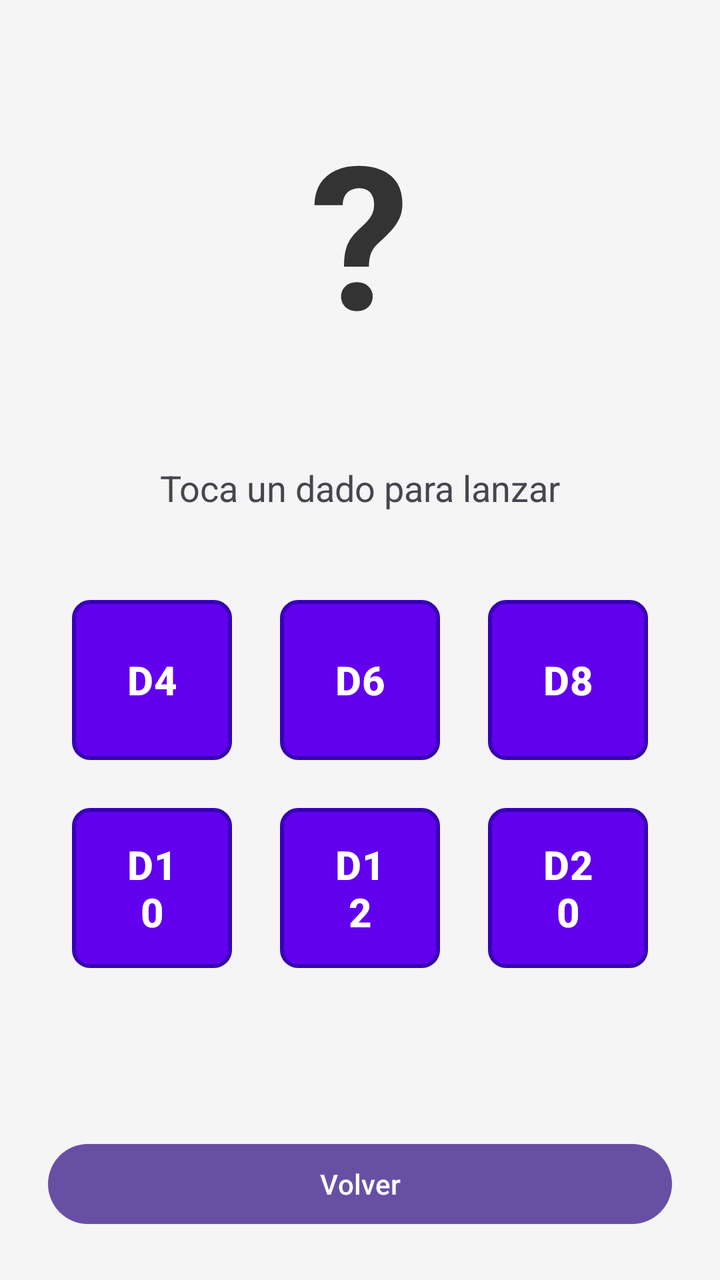
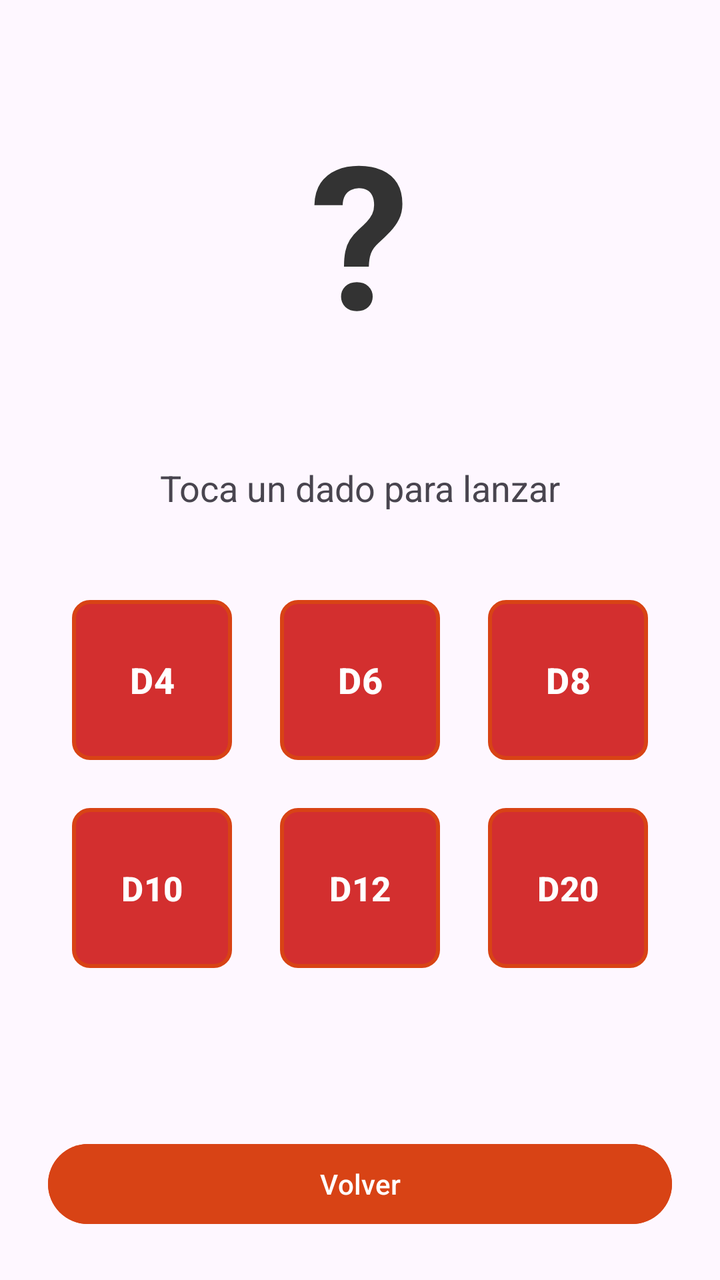

Two renders of the same Android screen: before a commit and after it. Below are the layout's source before the change and the commit's diff.
<!-- AndroidManifest.xml: application theme Theme.QuestApp -->
<!-- res/layout/activity_dados.xml -->
<?xml version="1.0" encoding="utf-8"?>
<androidx.constraintlayout.widget.ConstraintLayout
    xmlns:android="http://schemas.android.com/apk/res/android"
    xmlns:app="http://schemas.android.com/apk/res-auto"
    android:layout_width="match_parent"
    android:layout_height="match_parent"
    android:background="#F5F5F5">

    
    <TextView
        android:id="@+id/tvResultadoDado"
        android:layout_width="wrap_content"
        android:layout_height="wrap_content"
        android:text="?"
        android:textColor="#333333"
        android:textSize="100sp"
        android:textStyle="bold"
        app:layout_constraintBottom_toTopOf="@+id/tvTipoDado"
        app:layout_constraintEnd_toEndOf="parent"
        app:layout_constraintStart_toStartOf="parent"
        app:layout_constraintTop_toTopOf="parent" />

    <TextView
        android:id="@+id/tvTipoDado"
        android:layout_width="wrap_content"
        android:layout_height="wrap_content"
        android:layout_marginBottom="32dp"
        android:text="Toca un dado para lanzar"
        android:textSize="18sp"
        app:layout_constraintBottom_toTopOf="@+id/gridLayout"
        app:layout_constraintEnd_toEndOf="parent"
        app:layout_constraintStart_toStartOf="parent" />

    
    <GridLayout
        android:id="@+id/gridLayout"
        android:layout_width="wrap_content"
        android:layout_height="wrap_content"
        android:columnCount="3"
        android:rowCount="2"
        app:layout_constraintBottom_toTopOf="@+id/btnVolverDados"
        app:layout_constraintEnd_toEndOf="parent"
        app:layout_constraintStart_toStartOf="parent"
        app:layout_constraintTop_toTopOf="parent"
        app:layout_constraintVertical_bias="0.8">

        
        <Button
            android:id="@+id/btnD4"
            android:layout_width="80dp"
            android:layout_height="80dp"
            android:layout_margin="12dp"
            android:background="@drawable/fondo_dado"
            android:text="D4"
            android:textColor="#FFFFFF"
            android:textSize="20sp"
            android:textStyle="bold"
            app:backgroundTint="@null" />

        
        <Button
            android:id="@+id/btnD6"
            android:layout_width="80dp"
            android:layout_height="80dp"
            android:layout_margin="12dp"
            android:background="@drawable/fondo_dado"
            android:text="D6"
            android:textColor="#FFFFFF"
            android:textSize="20sp"
            android:textStyle="bold"
            app:backgroundTint="@null" />

        
        <Button
            android:id="@+id/btnD8"
            android:layout_width="80dp"
            android:layout_height="80dp"
            android:layout_margin="12dp"
            android:background="@drawable/fondo_dado"
            android:text="D8"
            android:textColor="#FFFFFF"
            android:textSize="20sp"
            android:textStyle="bold"
            app:backgroundTint="@null" />

        
        <Button
            android:id="@+id/btnD10"
            android:layout_width="80dp"
            android:layout_height="80dp"
            android:layout_margin="12dp"
            android:background="@drawable/fondo_dado"
            android:text="D10"
            android:textColor="#FFFFFF"
            android:textSize="20sp"
            android:textStyle="bold"
            app:backgroundTint="@null" />

        
        <Button
            android:id="@+id/btnD12"
            android:layout_width="80dp"
            android:layout_height="80dp"
            android:layout_margin="12dp"
            android:background="@drawable/fondo_dado"
            android:text="D12"
            android:textColor="#FFFFFF"
            android:textSize="20sp"
            android:textStyle="bold"
            app:backgroundTint="@null" />

        
        <Button
            android:id="@+id/btnD20"
            android:layout_width="80dp"
            android:layout_height="80dp"
            android:layout_margin="12dp"
            android:background="@drawable/fondo_dado"
            android:text="D20"
            android:textColor="#FFFFFF"
            android:textSize="20sp"
            android:textStyle="bold"
            app:backgroundTint="@null" />

    </GridLayout>

    <Button
        android:id="@+id/btnVolverDados"
        android:layout_width="0dp"
        android:layout_height="wrap_content"
        android:layout_margin="24dp"
        android:text="Volver"
        app:layout_constraintBottom_toBottomOf="parent"
        app:layout_constraintEnd_toEndOf="parent"
        app:layout_constraintStart_toStartOf="parent" />

</androidx.constraintlayout.widget.ConstraintLayout>
<!-- resources referenced by this layout -->
<resources>
  <!-- drawable fondo_dado (drawable) -->
  <?xml version="1.0" encoding="utf-8"?>
  <shape xmlns:android="http://schemas.android.com/apk/res/android"
      android:shape="rectangle"> 
  
      <solid android:color="#6200EE"/> 
  
      <stroke
          android:width="2dp"
          android:color="#3700B3"/> 
  
      
      <corners android:radius="8dp" />
  
      <size android:width="80dp" android:height="80dp"/>
  </shape>
  <style name="Theme.QuestApp" parent="Theme.Material3.DayNight.NoActionBar">
      </style>
</resources>

<!-- the commit's change to res/layout/activity_dados.xml (unified diff, before → after) -->
@@ -4,9 +4,9 @@
     xmlns:app="http://schemas.android.com/apk/res-auto"
     android:layout_width="match_parent"
     android:layout_height="match_parent"
-    android:background="#F5F5F5">
+   >
 
-    
+
     <TextView
         android:id="@+id/tvResultadoDado"
         android:layout_width="wrap_content"
@@ -31,7 +31,7 @@
         app:layout_constraintEnd_toEndOf="parent"
         app:layout_constraintStart_toStartOf="parent" />
 
-    
+
     <GridLayout
         android:id="@+id/gridLayout"
         android:layout_width="wrap_content"
@@ -44,7 +44,7 @@
         app:layout_constraintTop_toTopOf="parent"
         app:layout_constraintVertical_bias="0.8">
 
-        
+
         <Button
             android:id="@+id/btnD4"
             android:layout_width="80dp"
@@ -53,11 +53,11 @@
             android:background="@drawable/fondo_dado"
             android:text="D4"
             android:textColor="#FFFFFF"
-            android:textSize="20sp"
+            android:textSize="18sp"
             android:textStyle="bold"
             app:backgroundTint="@null" />
 
-        
+
         <Button
             android:id="@+id/btnD6"
             android:layout_width="80dp"
@@ -66,11 +66,11 @@
             android:background="@drawable/fondo_dado"
             android:text="D6"
             android:textColor="#FFFFFF"
-            android:textSize="20sp"
+            android:textSize="18sp"
             android:textStyle="bold"
             app:backgroundTint="@null" />
 
-        
+
         <Button
             android:id="@+id/btnD8"
             android:layout_width="80dp"
@@ -79,11 +79,11 @@
             android:background="@drawable/fondo_dado"
             android:text="D8"
             android:textColor="#FFFFFF"
-            android:textSize="20sp"
+            android:textSize="18sp"
             android:textStyle="bold"
             app:backgroundTint="@null" />
 
-        
+
         <Button
             android:id="@+id/btnD10"
             android:layout_width="80dp"
@@ -92,11 +92,11 @@
             android:background="@drawable/fondo_dado"
             android:text="D10"
             android:textColor="#FFFFFF"
-            android:textSize="20sp"
+            android:textSize="17sp"
             android:textStyle="bold"
             app:backgroundTint="@null" />
 
-        
+
         <Button
             android:id="@+id/btnD12"
             android:layout_width="80dp"
@@ -105,11 +105,11 @@
             android:background="@drawable/fondo_dado"
             android:text="D12"
             android:textColor="#FFFFFF"
-            android:textSize="20sp"
+            android:textSize="17sp"
             android:textStyle="bold"
             app:backgroundTint="@null" />
 
-        
+
         <Button
             android:id="@+id/btnD20"
             android:layout_width="80dp"
@@ -118,7 +118,7 @@
             android:background="@drawable/fondo_dado"
             android:text="D20"
             android:textColor="#FFFFFF"
-            android:textSize="20sp"
+            android:textSize="17sp"
             android:textStyle="bold"
             app:backgroundTint="@null" />
 
@@ -130,6 +130,7 @@
         android:layout_height="wrap_content"
         android:layout_margin="24dp"
         android:text="Volver"
+        android:backgroundTint="#D84315"
         app:layout_constraintBottom_toBottomOf="parent"
         app:layout_constraintEnd_toEndOf="parent"
         app:layout_constraintStart_toStartOf="parent" />
<!-- resource entries referenced after the edit -->
@@ -5,13 +5,13 @@
   <shape xmlns:android="http://schemas.android.com/apk/res/android"
       android:shape="rectangle"> 
   
-      <solid android:color="#6200EE"/> 
+      <solid android:color="#D32F2F"/>
   
       <stroke
           android:width="2dp"
-          android:color="#3700B3"/> 
+          android:color="#D84315"/>
   
-      
+  
       <corners android:radius="8dp" />
   
       <size android:width="80dp" android:height="80dp"/>
